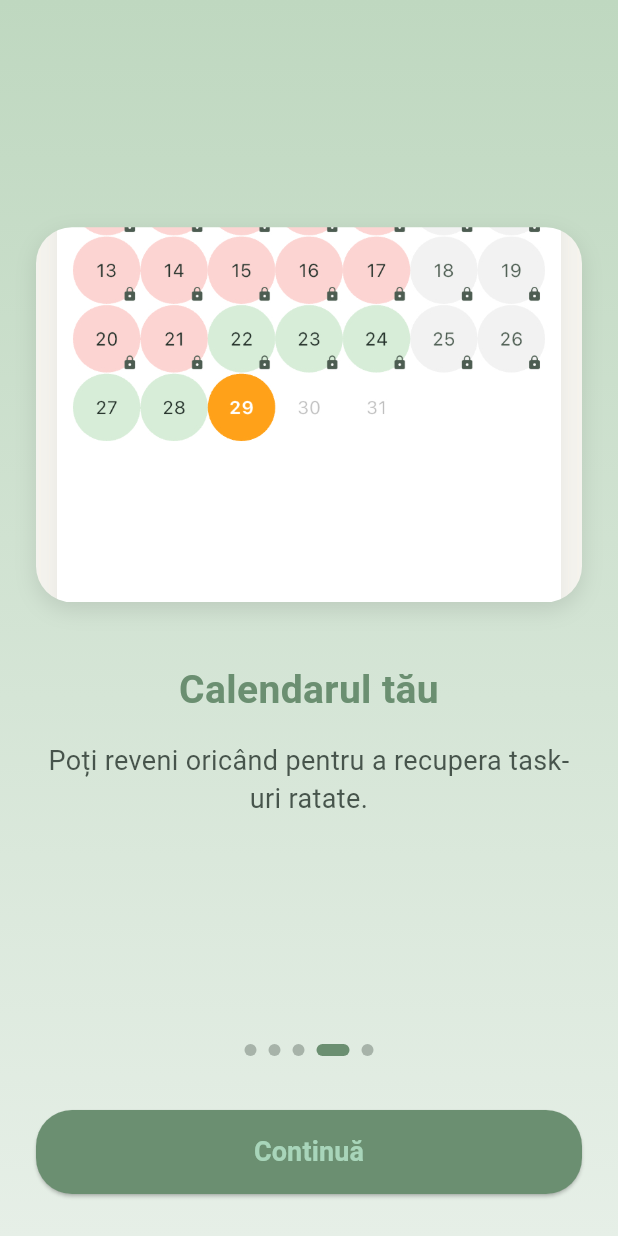
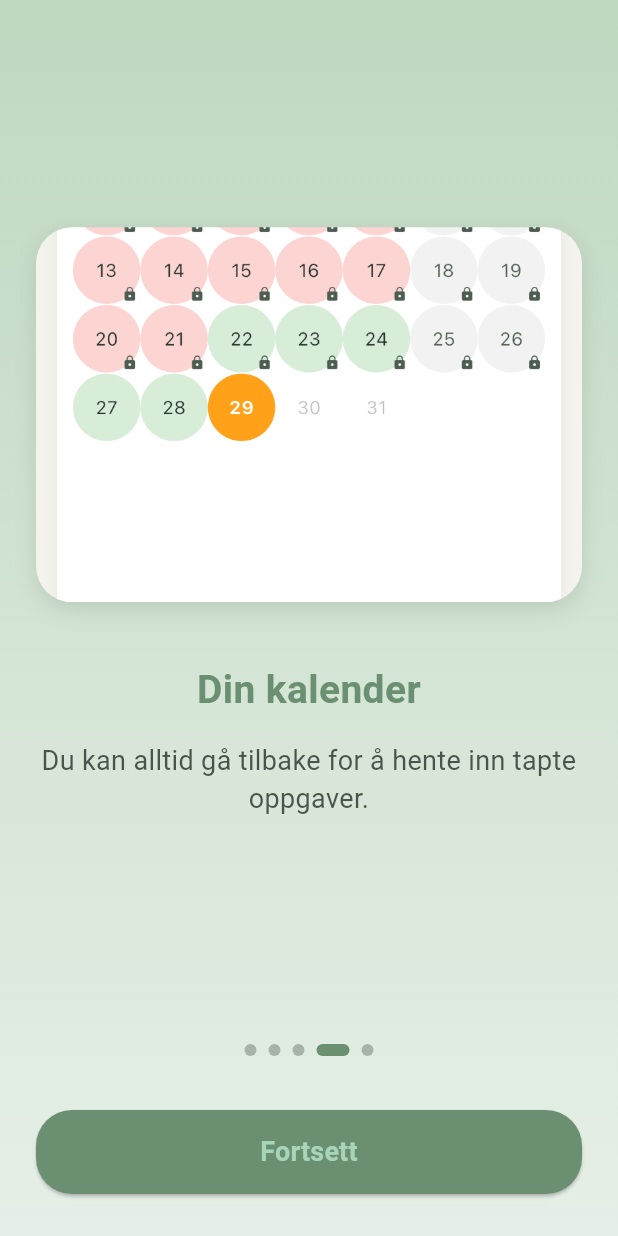
Before and after one commit to Serar13/Ralu_norvegia, a Flutter app: the screen it shows after launch, swiped to page 4, on a phone screen of 412 x 824 dp. Run offline on Flutter 3.47's test engine with Material 3 defaults, Android fonts, the phone set to English and light mode, and no system bars; our stand-ins replace cloud_firestore, firebase_auth, firebase_core, go_router, google_fonts, shared_preferences and 1 more; accounts and stored records are empty; generated files the repository leaves out were written again.

Commit message:
onBoarding_view.dart, make functions.dart and validators.dart for login international, implement when all setup process,

```diff
--- a/lib/src/ui/screens/home_view.dart
+++ b/lib/src/ui/screens/home_view.dart
@@ -158,7 +158,7 @@
                               const Icon(Icons.local_fire_department, color: AppColors.accent3, size: 60),
                               const SizedBox(height: 10),
                               const Text(
-                                "🔥 Punctele tale",
+                                "🔥 Poengene dine",
                                 style: TextStyle(
                                   fontSize: 24,
                                   color: AppColors.accent3,
@@ -171,7 +171,7 @@
                                 valueListenable: pointsNotifier,
                                 builder: (context, points, _) {
                                   return Text(
-                                    "Ai $points puncte acum!",
+                                    "Du har $points poeng nå!",
                                     style: const TextStyle(
                                       fontSize: 20,
                                       color: AppColors.accent3,
@@ -183,7 +183,7 @@
                               ),
                               const SizedBox(height: 16),
                               const Text(
-                                "Continuă să faci activități zilnice pentru a câștiga mai multe puncte și a-ți crește streak-ul! 💪",
+                                "Fortsett å gjøre dine daglige oppgaver for å tjene flere poeng og øke streaken din! 💪",
                                 style: TextStyle(
                                   color: AppColors.primaryText2,
                                   fontSize: 15,
@@ -193,10 +193,10 @@
                               ),
                               const SizedBox(height: 16),
                               ElevatedButton.icon(
-                                onPressed: () => launchUrl(Uri.parse("https://ralu-norvegia.com")),
+                                onPressed: () => launchUrl(Uri.parse("https://vaskmedmeg.no/")),
                                 icon: const Icon(Icons.public, color: Colors.white),
                                 label: const Text(
-                                  "Vizitează site-ul nostru",
+                                  "Besøk nettsiden vår",
                                   style: TextStyle(color: Colors.white),
                                 ),
                                 style: ElevatedButton.styleFrom(
@@ -211,7 +211,7 @@
                               TextButton(
                                 onPressed: () => Navigator.pop(context),
                                 child: const Text(
-                                  "Închide",
+                                  "Lukk",
                                   style: TextStyle(
                                     color: AppColors.accentDark,
                                     fontWeight: FontWeight.bold,
--- a/lib/src/ui/screens/onBoarding_view.dart
+++ b/lib/src/ui/screens/onBoarding_view.dart
@@ -1,5 +1,7 @@
 import 'package:flutter/material.dart';
+import 'package:go_router/go_router.dart';
 import 'package:shared_preferences/shared_preferences.dart';
+import '../../app/app_router.dart';
 import '../../theme/app_colors.dart';
 
 class OnBoardingView extends StatefulWidget {
@@ -15,27 +17,27 @@
 
   final List<Map<String, String>> _slides = [
     {
-      'title': 'Bine ai venit la RaluNorvegia!',
-      'subtitle': 'Aici curățenia devine o plăcere.',
+      'title': 'Klar til å starte dagen din?',
+      'subtitle': 'La oss gjøre rengjøring til en hyggelig rutine.',
     },
     {
-      'title': 'Task-urile zilnice',
-      'subtitle': 'Nu uita să completezi activitățile din secțiunea Daily.',
+      'title': 'Dine daglige oppgaver',
+      'subtitle': 'Ikke glem å fullføre aktivitetene i Daglig-seksjonen.',
       'image': 'assets/Daily.jpeg',
     },
     {
-      'title': 'Sarcinile săptămânale',
-      'subtitle': 'Rezolvă task-urile pentru ziua curentă din săptămână.',
+      'title': 'Ukentlige oppgaver',
+      'subtitle': 'Fullfør oppgavene for dagens ukedag.',
       'image': 'assets/Today.jpeg',
     },
     {
-      'title': 'Calendarul tău',
-      'subtitle': 'Poți reveni oricând pentru a recupera task-uri ratate.',
+      'title': 'Din kalender',
+      'subtitle': 'Du kan alltid gå tilbake for å hente inn tapte oppgaver.',
       'image': 'assets/Calendar.jpeg',
     },
     {
-      'title': 'Menține-ți streak-ul!',
-      'subtitle': 'Finalizează zilnic și obține 10% reducere la 100 de zile consecutive.',
+      'title': 'Behold streaken din!',
+      'subtitle': 'Fullfør daglig og få 10% rabatt etter 100 sammenhengende dager.',
       'image': 'assets/Strike.png',
     },
   ];
@@ -44,7 +46,7 @@
     final prefs = await SharedPreferences.getInstance();
     await prefs.setBool('hasSeenOnboarding', true);
     if (!mounted) return;
-    Navigator.of(context).pushReplacementNamed('/welcome');
+    GoRouter.of(context).go((welcomePath));
   }
 
   @override
@@ -158,7 +160,7 @@
                               curve: Curves.easeInOut,
                             ),
                     child: Text(
-                      _page == _slides.length - 1 ? "Gata, să începem!" : "Continuă",
+                      _page == _slides.length - 1 ? "La oss komme i gang!" : "Fortsett",
                       maxLines: 1,
                       overflow: TextOverflow.ellipsis,
                       textAlign: TextAlign.center,
--- a/lib/src/ui/screens/review_chose.dart
+++ b/lib/src/ui/screens/review_chose.dart
@@ -281,6 +281,11 @@
                   weekHeaders: weekHeaders,
                 );
 
+                // Set hasCompletedSetup to true in user's document
+                await FirebaseFirestore.instance.collection('users').doc(uid).set({
+                  'hasCompletedSetup': true,
+                }, SetOptions(merge: true));
+
                 if (mounted) {
                   context.go(homePath);
                 }
--- a/lib/src/ui/widgets/functions.dart
+++ b/lib/src/ui/widgets/functions.dart
@@ -38,7 +38,7 @@
     return false;
   }
 
-  final regex = RegExp(r'^[a-zA-Z0-9_]+$');
+  final regex = RegExp(r"^[\p{L}\p{M}\s'\-]+$", unicode: true);
   return regex.hasMatch(username);
 }
 
@@ -48,7 +48,7 @@
     return false;
   }
 
-  final regex = RegExp(r'^[a-zA-Z0-9_]+$');
+  final regex = RegExp(r"^[\p{L}\p{M}\s'\-]+$", unicode: true);
   return regex.hasMatch(username);
 }
 
```
Also changed, not shown: lib/src/ui/screens/forgot_pw_view.dart (+18 -7 lines), lib/src/ui/screens/splash_screen.dart (+9 -7 lines), lib/src/ui/widgets/validators.dart (+4 -4 lines).
